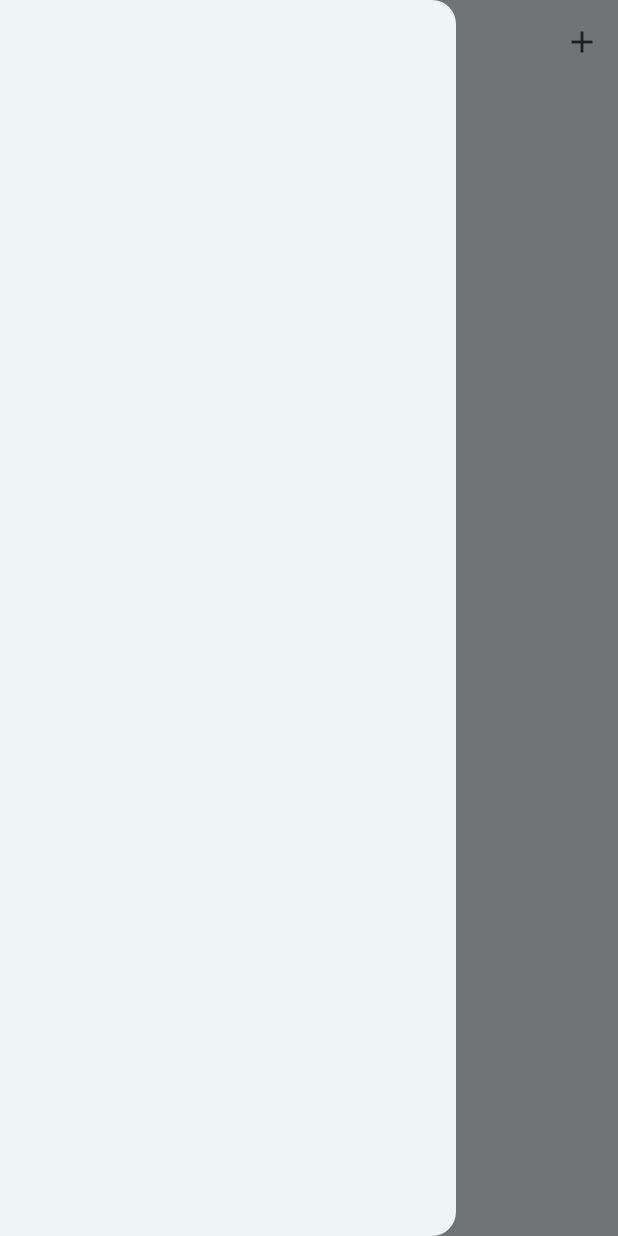
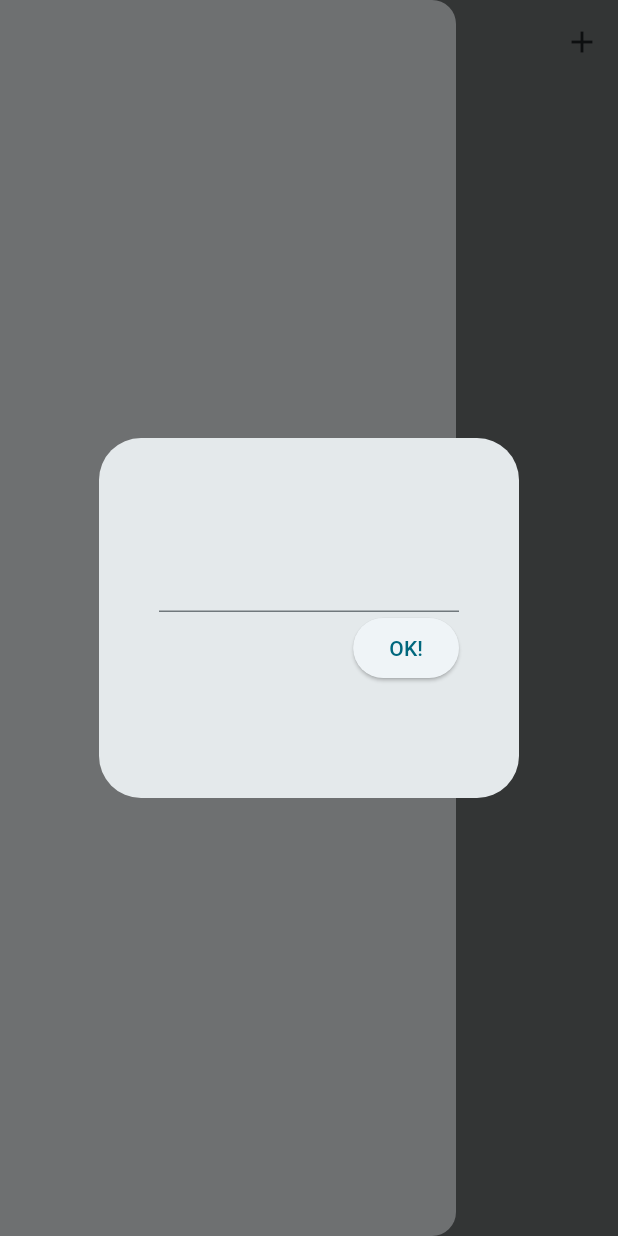
Before and after one commit to Davipcrs/organiza_ai, a Flutter app: the screen it shows after launch, with the side drawer open, on a phone screen of 412 x 824 dp. Run offline on Flutter 3.47's test engine with Material 3 defaults, Android fonts, the phone set to English and light mode, and no system bars; our stand-ins replace fixnum, flutter_markdown, flutter_riverpod, go_router; missing offline and left inert: grpc, protobuf; statements that could not run were skipped.

Commit message:
Server Host State Provider implement with a AlertDialog when openning the app

```diff
--- a/lib/controllers/api.dart
+++ b/lib/controllers/api.dart
@@ -8,7 +8,7 @@ import 'package:organiza_ai/model/todo.dart';
 final apiServicesProvider =
     Provider((ref) => ApiRequests(IP: ref.watch(apiHost), PORT: 50051));
 
-final apiHost = Provider((ref) => "192.168.0.51");
+final apiHost = StateProvider((ref) => "192.168.0.51");
 
 // =========================================================================
 // NOTES
--- a/lib/controllers/go_router.dart
+++ b/lib/controllers/go_router.dart
@@ -4,7 +4,6 @@ import 'package:organiza_ai/views/add_note_view.dart';
 import 'package:organiza_ai/views/edit_note_view.dart';
 import 'package:organiza_ai/views/main_view.dart';
 import 'package:organiza_ai/views/note_details_view.dart';
-import 'package:organiza_ai/views/select_server_host.dart';
 import 'package:organiza_ai/views/todo_view.dart';
 
 final router = GoRouter(
@@ -39,11 +38,5 @@ final router = GoRouter(
         return const TodoView();
       },
     ),
-    GoRoute(
-      path: "/select-server",
-      builder: (BuildContext context, GoRouterState state) {
-        return const SelectHostView();
-      },
-    ),
   ],
 );
--- a/lib/views/main_view.dart
+++ b/lib/views/main_view.dart
@@ -1,3 +1,4 @@
+import 'package:flutter/foundation.dart';
 import 'package:flutter/material.dart';
 import 'package:flutter_riverpod/flutter_riverpod.dart';
 import 'package:organiza_ai/controllers/responsiness.dart';
@@ -5,6 +6,7 @@ import 'package:organiza_ai/views/widgets/app_bar.dart';
 import 'package:organiza_ai/views/widgets/app_drawer.dart';
 import 'package:organiza_ai/views/widgets/nav_rail.dart';
 import 'package:organiza_ai/views/widgets/note_widgets/note_widget.dart';
+import 'package:organiza_ai/views/widgets/select_host_dialog.dart';
 
 class MainView extends ConsumerStatefulWidget {
   const MainView({super.key});
@@ -16,6 +18,9 @@ class MainView extends ConsumerStatefulWidget {
 class _MainViewState extends ConsumerState<MainView> {
   @override
   Widget build(BuildContext context) {
+    if (!kIsWeb) {
+      Future.delayed(Duration.zero, () => showSelectHostDialog(ref, context));
+    }
     bool isMobile =
         ref.watch(isMobileProvider.notifier).updateScreenSize(context);
     return Scaffold(
--- /dev/null
+++ b/lib/views/widgets/select_host_dialog.dart
@@ -0,0 +1,45 @@
+import 'package:flutter/material.dart';
+import 'package:flutter_riverpod/flutter_riverpod.dart';
+import 'package:go_router/go_router.dart';
+import 'package:organiza_ai/controllers/api.dart';
+
+//fix layout
+//get a way to save the IP and read every time that the app runs.
+
+showSelectHostDialog(WidgetRef ref, BuildContext context) {
+  TextEditingController hostController = TextEditingController();
+  showAdaptiveDialog(
+    context: context,
+    builder: (context) => AlertDialog(
+      content: SizedBox(
+        height: 200,
+        width: 200,
+        child: Padding(
+          padding: const EdgeInsets.all(16.0),
+          child: Column(
+            crossAxisAlignment: CrossAxisAlignment.center,
+            mainAxisAlignment: MainAxisAlignment.center,
+            children: [
+              TextField(
+                controller: hostController,
+              ),
+              Row(
+                mainAxisAlignment: MainAxisAlignment.end,
+                children: [
+                  ElevatedButton(
+                    onPressed: () {
+                      ref.read(apiHost.notifier).state =
+                          hostController.text.toString();
+                      context.pop();
+                    },
+                    child: Text("OK!"),
+                  )
+                ],
+              )
+            ],
+          ),
+        ),
+      ),
+    ),
+  );
+}
```
Also changed, not shown: lib/views/select_server_host.dart (deleted, +0 -16 lines).
